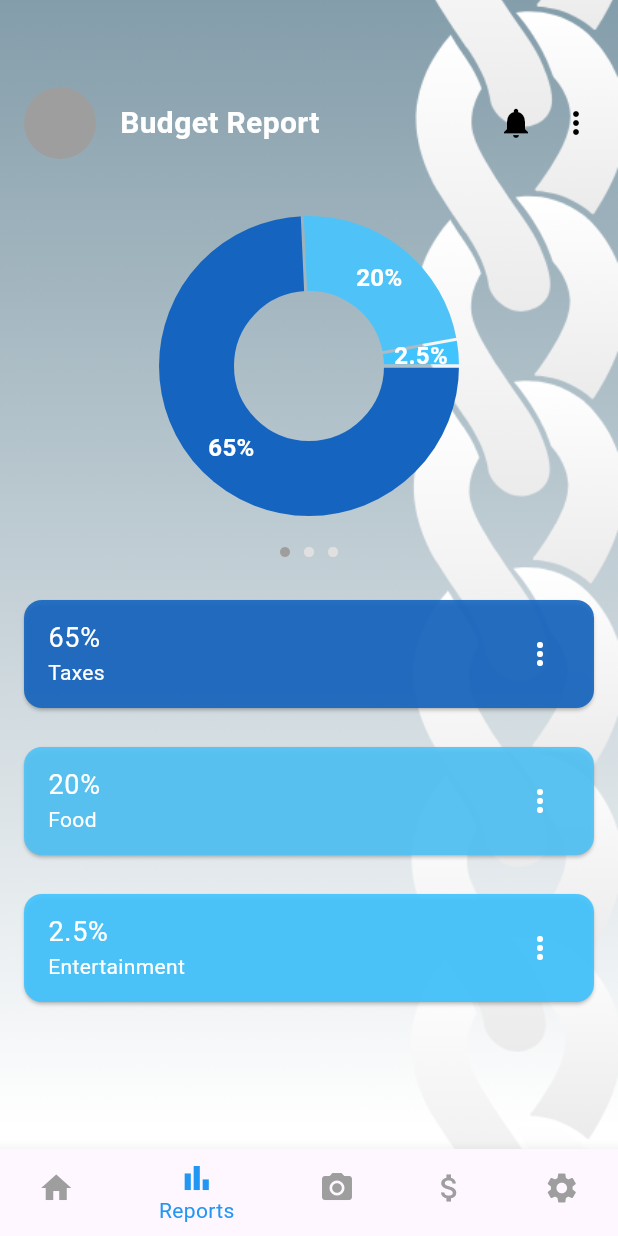
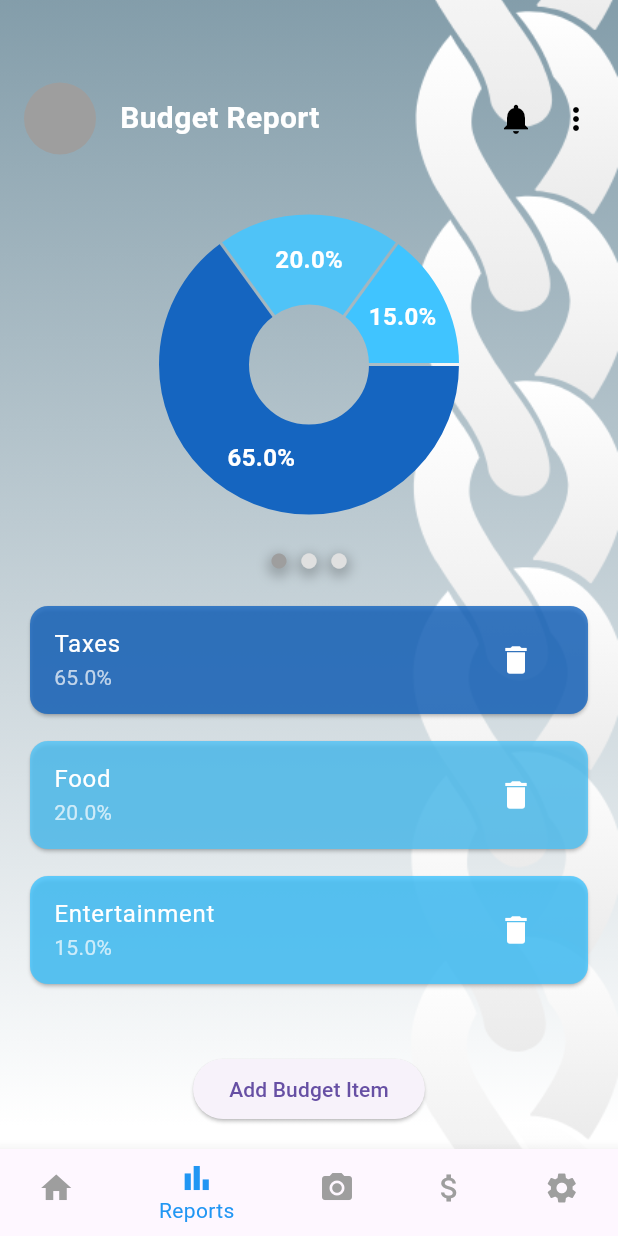
Before and after one commit to ALe-BD/fiscus, a Flutter app: the screen it shows after launch, item 2 of the bottom bar chosen, on a phone screen of 412 x 824 dp. Run offline on Flutter 3.47's test engine with Material 3 defaults, Android fonts, the phone set to English and light mode, and no system bars; drawn by our look-alikes of fl_chart; our stand-ins replace firebase_auth, firebase_core; accounts and stored records are empty.

```diff
--- a/lib/screens/budget_page.dart
+++ b/lib/screens/budget_page.dart
@@ -1,10 +1,115 @@
-// ignore_for_file: prefer_const_constructors, prefer_const_literals_to_create_immutables
-
-import 'package:fiscus/componets/BudgetItemCard.dart';
 import 'package:flutter/material.dart';
 import 'package:fl_chart/fl_chart.dart';
 
-class BudgetPage extends StatelessWidget {
+class BudgetPage extends StatefulWidget {
+  @override
+  _BudgetPageState createState() => _BudgetPageState();
+}
+
+class _BudgetPageState extends State<BudgetPage> {
+  // List to store budget items
+  List<BudgetItem> budgetItems = [
+    BudgetItem(label: 'Taxes', percentage: 65, color: Colors.blue.shade800),
+    BudgetItem(label: 'Food', percentage: 20, color: Colors.lightBlue.shade300),
+    BudgetItem(label: 'Entertainment', percentage: 15, color: Colors.lightBlueAccent),
+  ];
+
+  // Method to calculate the total percentage
+  double getTotalPercentage() {
+    return budgetItems.fold(0, (sum, item) => sum + item.percentage);
+  }
+
+    // Method to calculate the sections of the pie chart
+  List<PieChartSectionData> getPieChartSections() {
+    double totalPercentage = getTotalPercentage();
+
+    // If the total is 0, return a faint outline of the pie chart
+    if (totalPercentage == 0) {
+      return [
+        PieChartSectionData(
+          color: Colors.grey.shade300,
+          value: 1,
+          radius: 60,
+          showTitle: false,
+        ),
+      ];
+    }
+
+    // Create sections for each budget item
+    List<PieChartSectionData> sections = budgetItems.map((item) {
+      double adjustedPercentage = (item.percentage / 100) * 100;
+      return PieChartSectionData(
+        color: item.color,
+        value: adjustedPercentage,
+        title: '${adjustedPercentage.toStringAsFixed(1)}%',
+        radius: 60,
+        titleStyle: TextStyle(
+          fontSize: 16,
+          fontWeight: FontWeight.bold,
+          color: Colors.white,
+        ),
+      );
+    }).toList();
+
+    // Add a greyed-out section for the remaining percentage
+    double remainingPercentage = 100 - totalPercentage;
+    if (remainingPercentage > 0) {
+      sections.add(
+        PieChartSectionData(
+          color: Colors.grey.shade300,
+          value: remainingPercentage,
+          title: '${remainingPercentage.toStringAsFixed(1)}%',
+          radius: 60,
+          titleStyle: TextStyle(
+            fontSize: 16,
+            fontWeight: FontWeight.bold,
+            color: Colors.grey.shade700,
+          ),
+        ),
+      );
+    }
+
+    return sections;
+  }
+
+  // Method to add a new budget item
+  void addBudgetItem(String label, double percentage, Color color) {
+    setState(() {
+      budgetItems.add(BudgetItem(label: label, percentage: percentage, color: color));
+    });
+    checkTotalPercentage();
+  }
+
+  // Method to remove a budget item
+  void removeBudgetItem(int index) {
+    setState(() {
+      budgetItems.removeAt(index);
+    });
+    checkTotalPercentage();
+  }
+
+  // Warn if total percentage exceeds 100%
+  void checkTotalPercentage() {
+    double total = getTotalPercentage();
+    if (total > 100) {
+      WidgetsBinding.instance.addPostFrameCallback((_) {
+        showDialog(
+          context: context,
+          builder: (context) => AlertDialog(
+            title: Text('Warning'),
+            content: Text('The total budget exceeds 100%. Adjust your values.'),
+            actions: [
+              TextButton(
+                onPressed: () => Navigator.of(context).pop(),
+                child: Text('OK'),
+              ),
+            ],
+          ),
+        );
+      });
+    }
+  }
+
   @override
   Widget build(BuildContext context) {
     return Scaffold(
@@ -24,8 +129,7 @@ class BudgetPage extends StatelessWidget {
             children: [
               SizedBox(height: 50), // Adjust for spacing
               Padding(
-                padding:
-                    const EdgeInsets.symmetric(horizontal: 16.0, vertical: 8.0),
+                padding: const EdgeInsets.symmetric(horizontal: 16.0, vertical: 5.0),
                 child: Row(
                   children: [
                     CircleAvatar(
@@ -51,44 +155,11 @@ class BudgetPage extends StatelessWidget {
               SizedBox(height: 30),
               // Circular Progress (Budget Pie Chart)
               SizedBox(
-                height: 200,
+                height: 210,
                 child: PieChart(
                   PieChartData(
-                    sections: [
-                      PieChartSectionData(
-                        color: Colors.blue.shade800,
-                        value: 65,
-                        title: '65%',
-                        radius: 50,
-                        titleStyle: TextStyle(
-                          fontSize: 16,
-                          fontWeight: FontWeight.bold,
-                          color: Colors.white,
-                        ),
-                      ),
-                      PieChartSectionData(
-                        color: Colors.lightBlue.shade300,
-                        value: 20,
-                        title: '20%',
-                        radius: 50,
-                        titleStyle: TextStyle(
-                          fontSize: 16,
-                          fontWeight: FontWeight.bold,
-                          color: Colors.white,
-                        ),
-                      ),
-                      PieChartSectionData(
-                        color: Colors.lightBlueAccent,
-                        value: 2.5,
-                        title: '2.5%',
-                        radius: 50,
-                        titleStyle: TextStyle(
-                          fontSize: 16,
-                          fontWeight: FontWeight.bold,
-                          color: Colors.white,
-                        ),
-                      ),
-                    ],
+                    sections: getPieChartSections(),
+                    centerSpaceRadius: 40,
                   ),
                 ),
               ),
@@ -96,11 +167,11 @@ class BudgetPage extends StatelessWidget {
               Row(
                 mainAxisAlignment: MainAxisAlignment.center,
                 children: [
-                  Icon(Icons.circle, size: 8, color: Colors.grey),
+                  _buildCircleWithShadow(Icons.circle, Colors.grey),
                   SizedBox(width: 8),
-                  Icon(Icons.circle, size: 8, color: Colors.grey.shade300),
+                  _buildCircleWithShadow(Icons.circle, Colors.grey.shade300),
                   SizedBox(width: 8),
-                  Icon(Icons.circle, size: 8, color: Colors.grey.shade300),
+                  _buildCircleWithShadow(Icons.circle, Colors.grey.shade300),
                 ],
               ),
               SizedBox(height: 20),
@@ -110,28 +181,35 @@ class BudgetPage extends StatelessWidget {
                   child: Padding(
                     padding: const EdgeInsets.symmetric(horizontal: 16.0),
                     child: Column(
-                      children: [
-                        BudgetItemCard(
-                          label: 'Taxes',
-                          percentage: '65%',
-                          color: Colors.blue.shade800,
-                        ),
-                        SizedBox(height: 10),
-                        BudgetItemCard(
-                          label: 'Food',
-                          percentage: '20%',
-                          color: Colors.lightBlue.shade300,
-                        ),
-                        SizedBox(height: 10),
-                        BudgetItemCard(
-                          label: 'Entertainment',
-                          percentage: '2.5%',
-                          color: Colors.lightBlueAccent,
-                        ),
-                        // Add more BudgetItemCards here as needed
-                      ],
+                      children: budgetItems
+                          .asMap()
+                          .entries
+                          .map(
+                            (entry) => Column(
+                              children: [
+                                BudgetItemCard(
+                                  label: entry.value.label,
+                                  percentage: '${entry.value.percentage}%',
+                                  color: entry.value.color,
+                                  onDelete: () => removeBudgetItem(entry.key),
+                                ),
+                                SizedBox(height: 10),
+                              ],
+                            ),
+                          )
+                          .toList(),
                     ),
                   ),
+                ),
+              ),
+              // Add Budget Item Button
+              Padding(
+                padding: const EdgeInsets.all(16.0),
+                child: ElevatedButton(
+                  onPressed: () {
+                    _showAddBudgetItemDialog(context);
+                  },
+                  child: Text('Add Budget Item'),
                 ),
               ),
             ],
@@ -140,4 +218,104 @@ class BudgetPage extends StatelessWidget {
       ),
     );
   }
+
+  // Dialog to add a new budget item
+  void _showAddBudgetItemDialog(BuildContext context) {
+    final TextEditingController labelController = TextEditingController();
+    final TextEditingController percentageController = TextEditingController();
+
+    showDialog(
+      context: context,
+      builder: (context) {
+        return AlertDialog(
+          title: Text('Add Budget Item'),
+          content: Column(
+            mainAxisSize: MainAxisSize.min,
+            children: [
+              TextField(
+                controller: labelController,
+                decoration: InputDecoration(labelText: 'Label'),
+              ),
+              TextField(
+                controller: percentageController,
+                decoration: InputDecoration(labelText: 'Percentage'),
+                keyboardType: TextInputType.number,
+              ),
+            ],
+          ),
+          actions: [
+            TextButton(
+              onPressed: () {
+                Navigator.of(context).pop();
+              },
+              child: Text('Cancel'),
+            ),
+            ElevatedButton(
+              onPressed: () {
+                final label = labelController.text;
+                final percentage = double.tryParse(percentageController.text) ?? 0;
+                if (label.isNotEmpty && percentage > 0) {
+                  addBudgetItem(label, percentage, Colors.primaries[budgetItems.length % Colors.primaries.length]);
+                }
+                Navigator.of(context).pop();
+              },
+              child: Text('Add'),
+            ),
+          ],
+        );
+      },
+    );
+  }
 }
+// Helper to create a circle with shadow
+  Widget _buildCircleWithShadow(IconData icon, Color color) {
+    return Container(
+      decoration: BoxDecoration(
+        shape: BoxShape.circle,
+        boxShadow: [
+          BoxShadow(
+            color: Colors.black.withOpacity(0.2),
+            blurRadius: 6,
+            spreadRadius: 2,
+            offset: Offset(0, 3),
+          ),
+        ],
+      ),
+      child: Icon(icon, size: 12, color: color),
+    );
+  }
+
+// Model for a budget item
+class BudgetItem {
+  final String label;
+  final double percentage;
+  final Color color;
+
+  BudgetItem({required this.label, required this.percentage, required this.color});
+}
+
+// Widget for Budget Item Card
+class BudgetItemCard extends StatelessWidget {
+  final String label;
+  final String percentage;
+  final Color color;
+  final VoidCallback? onDelete;
+
+  BudgetItemCard({required this.label, required this.percentage, required this.color, this.onDelete});
+
+  @override
+  Widget build(BuildContext context) {
+    return Card(
+      color: color.withOpacity(0.8),
+      child: ListTile(
+        title: Text(label, style: TextStyle(color: Colors.white)),
+        subtitle: Text(percentage, style: TextStyle(color: Colors.white70)),
+        trailing: IconButton(
+          icon: Icon(Icons.delete, color: Colors.white),
+          onPressed: onDelete,
+        ),
+      ),
+    );
+  }
+
+}
--- a/lib/screens/home_screen.dart
+++ b/lib/screens/home_screen.dart
@@ -1,10 +1,12 @@
 
+import 'package:fiscus/screens/report_page.dart';
 import 'package:flutter/material.dart';
 import 'home_page.dart';
 import 'camera_page.dart';
 import 'setting_page.dart';
 import 'stocks_page.dart';
 import 'budget_page.dart';
+import 'spending_page.dart';
 
 class HomeScreen extends StatefulWidget {
   const HomeScreen({super.key});
@@ -19,7 +21,7 @@ class _HomeScreenState extends State<HomeScreen> {
   // List of pages to navigate to
   final List<Widget> _pages = [
     HomePage(), // Home page
-    BudgetPage(), // Reports page
+    ReportPage(), // Reports page
     CameraPage(), // Camera page
     StocksPage(), // Stocks page
     SettingsPage(), // Settings page
--- /dev/null
+++ b/lib/screens/report_page.dart
@@ -0,0 +1,20 @@
+
+import 'package:fiscus/screens/budget_page.dart';
+import 'package:fiscus/screens/spending_page.dart';
+import 'package:flutter/material.dart';
+
+class ReportPage extends StatelessWidget {
+  const ReportPage({super.key});
+
+  @override
+  Widget build(BuildContext context) {
+    return Scaffold(
+      body: PageView(
+        children: [
+          BudgetPage(),
+          SpendingReportPage(),
+        ],
+      )
+    );
+  }
+}
```
Also changed, not shown: lib/screens/spending_page.dart (added, +213 -0 lines).
